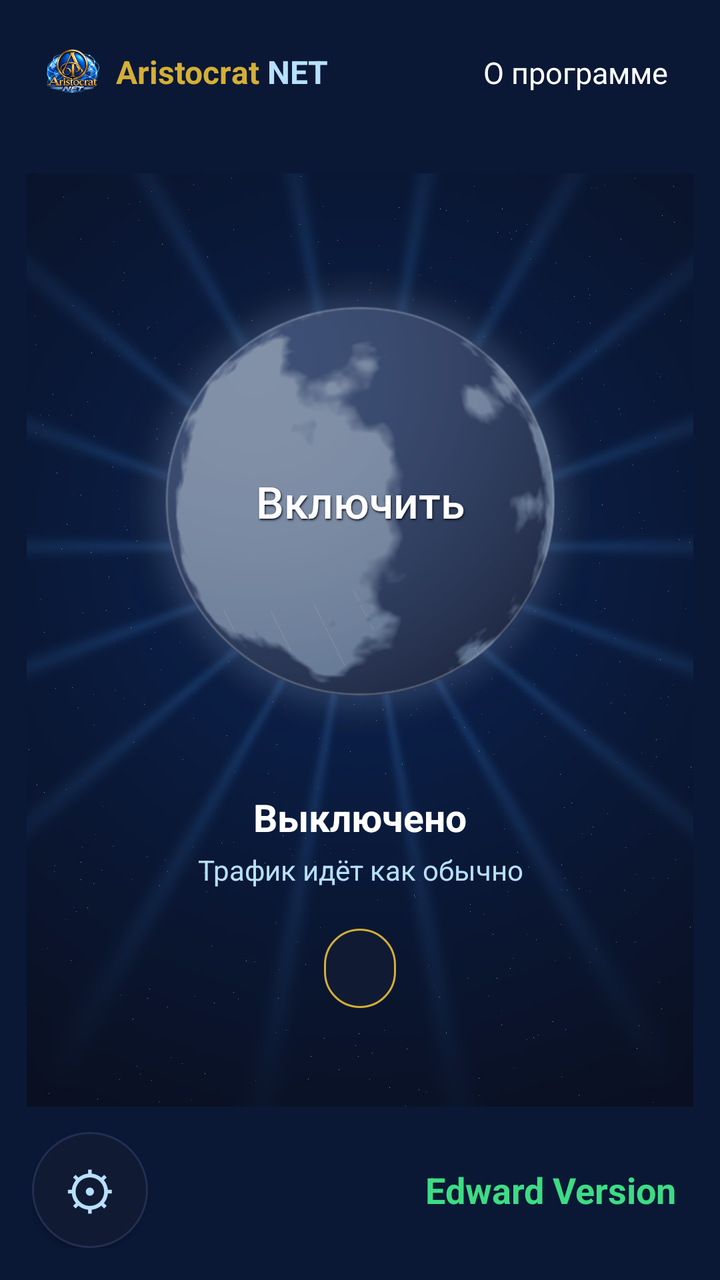
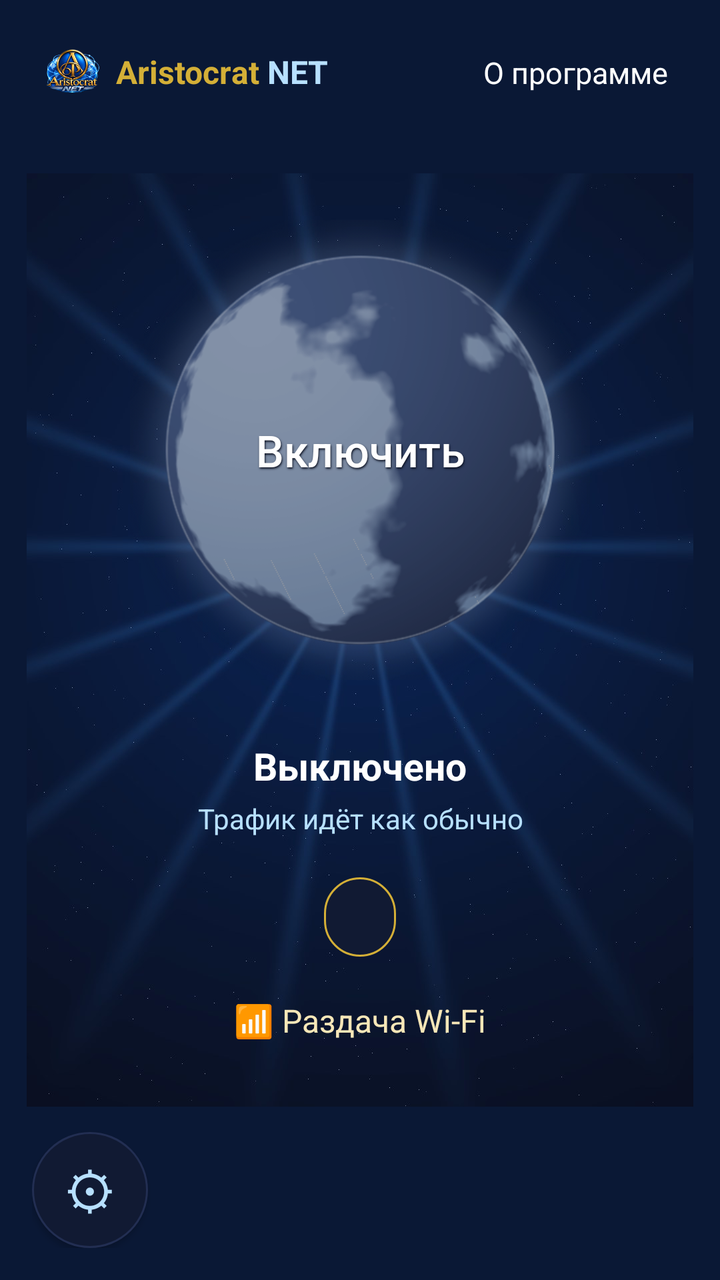

An Android layout rendered at two revisions. The XML below is the earlier revision; the diff shows what the commit changed to produce the second picture.
<!-- AndroidManifest.xml: application theme AppTheme -->
<!-- res/layout/activity_main.xml -->
<?xml version="1.0" encoding="utf-8"?>
<FrameLayout xmlns:android="http://schemas.android.com/apk/res/android"
    android:layout_width="match_parent"
    android:layout_height="match_parent"
    android:background="@drawable/sky"
    android:padding="16dp">

    <LinearLayout
        android:layout_width="wrap_content"
        android:layout_height="wrap_content"
        android:layout_gravity="top|start"
        android:gravity="center_vertical"
        android:orientation="horizontal"
        android:padding="6dp">

        <ImageView
            android:layout_width="28dp"
            android:layout_height="28dp"
            android:contentDescription="@null"
            android:src="@mipmap/ic_launcher" />

        <TextView
            android:layout_width="wrap_content"
            android:layout_height="wrap_content"
            android:layout_marginStart="8dp"
            android:text="Aristocrat "
            android:textColor="@color/gold"
            android:textSize="16sp"
            android:textStyle="bold" />

        <TextView
            android:layout_width="wrap_content"
            android:layout_height="wrap_content"
            android:text="NET"
            android:textColor="@color/light"
            android:textSize="16sp"
            android:textStyle="bold" />
    </LinearLayout>

    <TextView
        android:id="@+id/about"
        android:layout_width="wrap_content"
        android:layout_height="wrap_content"
        android:layout_gravity="top|end"
        android:background="@drawable/link_bg"
        android:clickable="true"
        android:focusable="true"
        android:padding="10dp"
        android:text="@string/about"
        android:textColor="#FFFFFF"
        android:textSize="15sp" />

    <LinearLayout
        android:layout_width="match_parent"
        android:layout_height="wrap_content"
        android:layout_gravity="center"
        android:gravity="center_horizontal"
        android:orientation="vertical">

        <Button
            android:id="@+id/power"
            android:layout_width="230dp"
            android:layout_height="230dp"
            android:background="@drawable/power_off"
            android:focusable="true"
            android:text="@string/connect"
            android:textAllCaps="false"
            android:shadowColor="#0A0F1F"
            android:shadowDx="1"
            android:shadowDy="2"
            android:shadowRadius="2"
            android:textColor="#FFFFFF"
            android:textSize="22sp" />

        <TextView
            android:id="@+id/status"
            android:layout_width="wrap_content"
            android:layout_height="wrap_content"
            android:layout_marginTop="30dp"
            android:text="@string/status_off"
            android:textColor="#FFFFFF"
            android:textSize="19sp"
            android:textStyle="bold" />

        <TextView
            android:id="@+id/torStatus"
            android:layout_width="wrap_content"
            android:layout_height="wrap_content"
            android:layout_marginTop="4dp"
            android:gravity="center"
            android:paddingStart="24dp"
            android:paddingEnd="24dp"
            android:text="@string/sub_off"
            android:textColor="@color/light"
            android:textSize="14sp" />

        <TextView
            android:id="@+id/ip"
            android:layout_width="wrap_content"
            android:layout_height="wrap_content"
            android:layout_marginTop="20dp"
            android:background="@drawable/ip_pill"
            android:paddingStart="18dp"
            android:paddingTop="9dp"
            android:paddingEnd="18dp"
            android:paddingBottom="9dp"
            android:textColor="@color/text"
            android:textSize="16sp" />
    </LinearLayout>

    <Button
        android:id="@+id/gear"
        android:layout_width="58dp"
        android:layout_height="58dp"
        android:layout_gravity="bottom|start"
        android:background="@drawable/gear_bg"
        android:contentDescription="@string/settings"
        android:focusable="true"
        android:padding="0dp"
        android:text="⚙"
        android:textColor="@color/light"
        android:textSize="26sp" />

    
    <TextView
        android:id="@+id/edition"
        android:layout_width="wrap_content"
        android:layout_height="58dp"
        android:layout_gravity="bottom|end"
        android:gravity="center_vertical"
        android:paddingEnd="6dp"
        android:text="Edward Version"
        android:textColor="#3DDC84"
        android:textSize="18sp"
        android:textStyle="bold" />
</FrameLayout>
<!-- resources referenced by this layout -->
<resources>
  <color name="gold">#D4AF37</color>
  <color name="light">#B7E0FF</color>
  <color name="text">#EEF3FB</color>
  <!-- drawable gear_bg (drawable) -->
  <?xml version="1.0" encoding="utf-8"?>
  <selector xmlns:android="http://schemas.android.com/apk/res/android">
      <item android:state_focused="true">
          <shape android:shape="oval">
              <solid android:color="@color/card" />
              <stroke android:width="3dp" android:color="@color/gold" />
          </shape>
      </item>
      <item>
          <shape android:shape="oval">
              <solid android:color="@color/card" />
              <stroke android:width="1dp" android:color="@color/line" />
          </shape>
      </item>
  </selector>
  <!-- drawable ip_pill (drawable) -->
  <?xml version="1.0" encoding="utf-8"?>
  <shape xmlns:android="http://schemas.android.com/apk/res/android" android:shape="rectangle">
      <solid android:color="@color/card" />
      <stroke android:width="1dp" android:color="@color/gold" />
      <corners android:radius="22dp" />
  </shape>
  <!-- drawable link_bg (drawable) -->
  <?xml version="1.0" encoding="utf-8"?>
  <selector xmlns:android="http://schemas.android.com/apk/res/android">
      <item android:state_focused="true">
          <shape android:shape="rectangle">
              <solid android:color="#18264A" />
              <stroke android:width="1dp" android:color="@color/gold" />
              <corners android:radius="10dp" />
          </shape>
      </item>
      <item android:state_pressed="true">
          <shape android:shape="rectangle">
              <solid android:color="#18264A" />
              <corners android:radius="10dp" />
          </shape>
      </item>
      <item android:drawable="@android:color/transparent" />
  </selector>
  <!-- drawable power_off (drawable) -->
  <?xml version="1.0" encoding="utf-8"?>
  <selector xmlns:android="http://schemas.android.com/apk/res/android">
      <item android:state_focused="true" android:drawable="@drawable/planet_off_focus" />
      <item android:state_pressed="true" android:drawable="@drawable/planet_off_focus" />
      <item android:drawable="@drawable/planet_off" />
  </selector>
  <!-- drawable sky (drawable) -->
  <?xml version="1.0" encoding="utf-8"?>
  <layer-list xmlns:android="http://schemas.android.com/apk/res/android">
      <item><color android:color="#0A1835" /></item>
      <item><bitmap android:src="@drawable/sky_img" android:gravity="center" /></item>
  </layer-list>
  <!-- mipmap ic_launcher: png bitmap (mipmap-hdpi, 11489 bytes) -->
  <string name="about">О программе</string>
  <string name="connect">Включить</string>
  <string name="settings">Настройки</string>
  <string name="status_off">Выключено</string>
  <string name="sub_off">Трафик идёт как обычно</string>
  <style name="AppTheme" parent="android:Theme.DeviceDefault">
          <item name="android:windowBackground">@color/bg</item>
          <item name="android:colorAccent">@color/accent</item>
          <item name="android:statusBarColor">@color/bg</item>
          <item name="android:navigationBarColor">@color/bg</item>
      </style>
  <color name="card">#111A33</color>
  <color name="line">#222E52</color>
  <!-- drawable planet_off_focus: png bitmap (drawable-nodpi, 128622 bytes) -->
  <!-- drawable planet_off: png bitmap (drawable-nodpi, 140865 bytes) -->
  <!-- drawable sky_img: jpg bitmap (drawable-land-nodpi, 87989 bytes) -->
  <color name="bg">#0A0F1F</color>
  <color name="accent">#4DA8FF</color>
</resources>

<!-- the commit's change to res/layout/activity_main.xml (unified diff, before → after) -->
@@ -106,6 +106,22 @@
             android:paddingBottom="9dp"
             android:textColor="@color/text"
             android:textSize="16sp" />
+
+        <TextView
+            android:id="@+id/shareBtn"
+            android:layout_width="wrap_content"
+            android:layout_height="wrap_content"
+            android:layout_marginTop="12dp"
+            android:background="@drawable/link_bg"
+            android:clickable="true"
+            android:focusable="true"
+            android:paddingStart="18dp"
+            android:paddingTop="9dp"
+            android:paddingEnd="18dp"
+            android:paddingBottom="9dp"
+            android:text="@string/share_btn"
+            android:textColor="@color/gold_light"
+            android:textSize="16sp" />
     </LinearLayout>
 
     <Button
@@ -130,6 +146,7 @@
         android:gravity="center_vertical"
         android:paddingEnd="6dp"
         android:text="Edward Version"
+        android:visibility="gone"
         android:textColor="#3DDC84"
         android:textSize="18sp"
         android:textStyle="bold" />
<!-- resource entries referenced after the edit -->
@@ -1,6 +1,7 @@
 <!-- resources referenced by this layout -->
 <resources>
   <color name="gold">#D4AF37</color>
+  <color name="gold_light">#F7E7B8</color>
   <color name="light">#B7E0FF</color>
   <color name="text">#EEF3FB</color>
   <!-- drawable gear_bg (drawable) -->
@@ -61,6 +62,7 @@
   <string name="about">О программе</string>
   <string name="connect">Включить</string>
   <string name="settings">Настройки</string>
+  <string name="share_btn">📶 Раздача Wi-Fi</string>
   <string name="status_off">Выключено</string>
   <string name="sub_off">Трафик идёт как обычно</string>
   <style name="AppTheme" parent="android:Theme.DeviceDefault">
